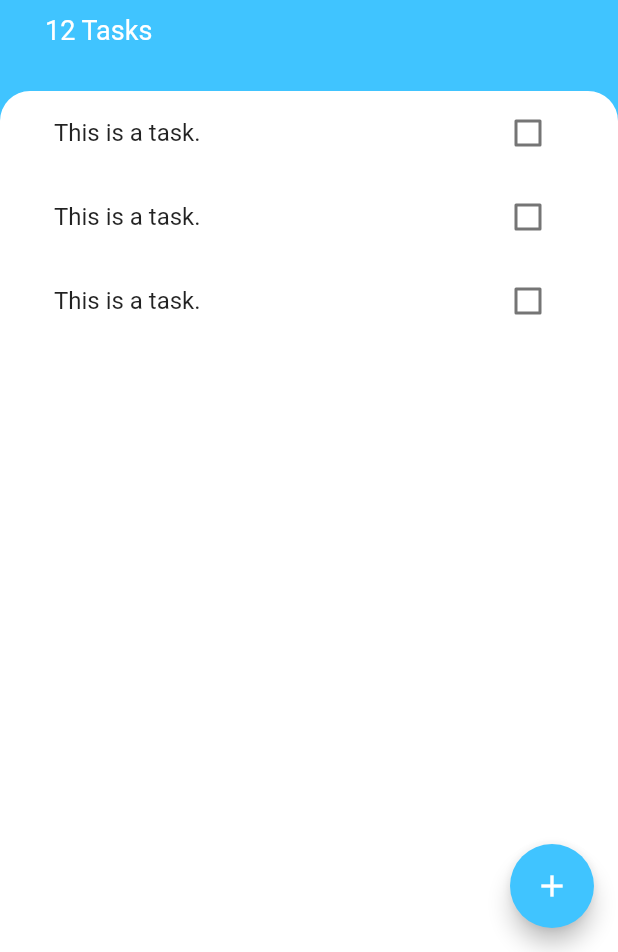
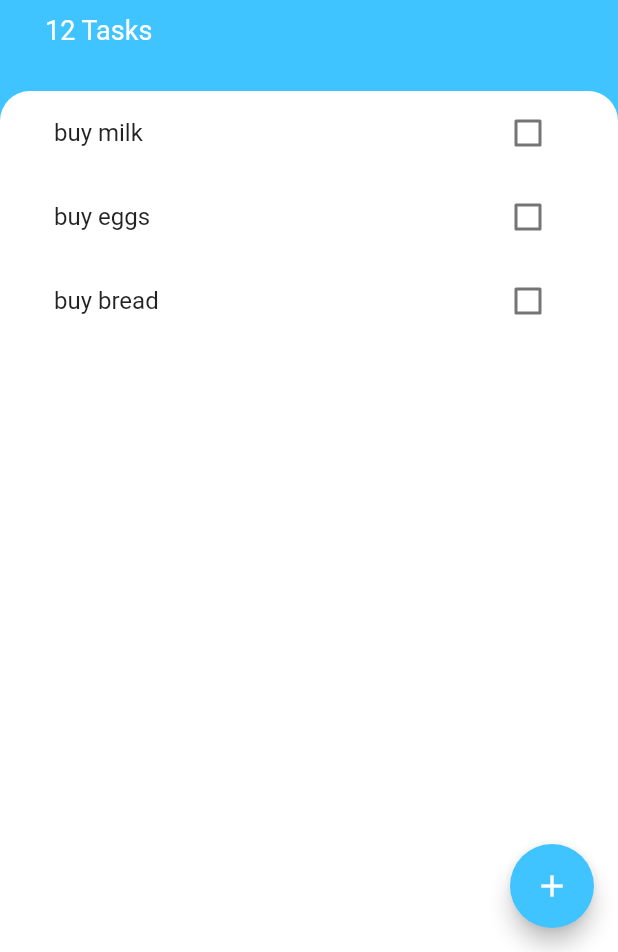
Before and after one commit to judeharding/todoey_flutter, a Flutter app: the screen it shows after launch, on a phone screen of 412 x 824 dp, the part 284-1236 px from its top. Run offline on Flutter 3.47's test engine with Material 2 defaults, Android fonts, the phone set to English and light mode, and no system bars.

Commit message:
working thru 216

```diff
--- /dev/null
+++ b/lib/models/task.dart
@@ -0,0 +1,12 @@
+class Task {
+  //
+  final String name;
+  bool isDone;
+
+  Task({this.name, this.isDone = false});
+
+  //method
+  void toggleDone() {
+    isDone = !isDone;
+  }
+}
--- a/lib/widgets/task_tile.dart
+++ b/lib/widgets/task_tile.dart
@@ -1,45 +1,25 @@
 import 'package:flutter/material.dart';
 
-class TaskTile extends StatefulWidget {
-  @override
-  _TaskTileState createState() => _TaskTileState();
-}
+class TaskTile extends StatelessWidget {
+  final bool isChecked;
+  final String taskTitle;
+  final Function checkboxCallback;
 
-class _TaskTileState extends State<TaskTile> {
-  bool isChecked = false;
-
-  void checkboxToggleCallback(bool currentCheckboxState) {
-    setState(() {
-      isChecked = currentCheckboxState;
-    });
-  }
+  TaskTile({this.isChecked, this.taskTitle, this.checkboxCallback});
 
   @override
   Widget build(BuildContext context) {
     return ListTile(
       title: Text(
-        'This is a task.',
+        taskTitle,
         style: TextStyle(
             decoration: isChecked ? TextDecoration.lineThrough : null),
       ),
-      trailing: TaskCheckbox(isChecked, checkboxToggleCallback),
+      trailing: Checkbox(
+        activeColor: Colors.lightBlueAccent,
+        value: isChecked,
+        onChanged: checkboxCallback,
+      ),
     );
   }
 }
-
-// she made changes on 214 after the 19 min mark.  i did not follow.
-class TaskCheckbox extends StatelessWidget {
-  final bool checkboxState;
-  final Function toggleCheckboxState;
-
-  TaskCheckbox(this.checkboxState, this.toggleCheckboxState);
-
-  @override
-  Widget build(BuildContext context) {
-    return Checkbox(
-      activeColor: Colors.lightBlueAccent,
-      value: checkboxState,
-      onChanged: toggleCheckboxState,
-    );
-  }
-}
--- a/lib/widgets/tasks_list.dart
+++ b/lib/widgets/tasks_list.dart
@@ -1,16 +1,35 @@
 import 'package:flutter/material.dart';
 //
 import 'package:todoey_flutter/widgets/task_tile.dart';
+import 'package:todoey_flutter/models/task.dart';
 
-class TasksList extends StatelessWidget {
+class TasksList extends StatefulWidget {
+  @override
+  _TasksListState createState() => _TasksListState();
+}
+
+class _TasksListState extends State<TasksList> {
+  // pulling from the task.dart page
+  List<Task> tasks = [
+    Task(name: 'buy milk'),
+    Task(name: 'buy eggs'),
+    Task(name: 'buy bread'),
+  ];
   @override
   Widget build(BuildContext context) {
-    return ListView(
-      children: [
-        TaskTile(),
-        TaskTile(),
-        TaskTile(),
-      ],
+    return ListView.builder(
+      itemBuilder: (context, index) {
+        return TaskTile(
+          taskTitle: tasks[index].name,
+          isChecked: tasks[index].isDone,
+          checkboxCallback: (checkboxState) {
+            setState(() {
+              tasks[index].toggleDone();
+            });
+          },
+        );
+      },
+      itemCount: tasks.length,
     );
   }
 }
```
